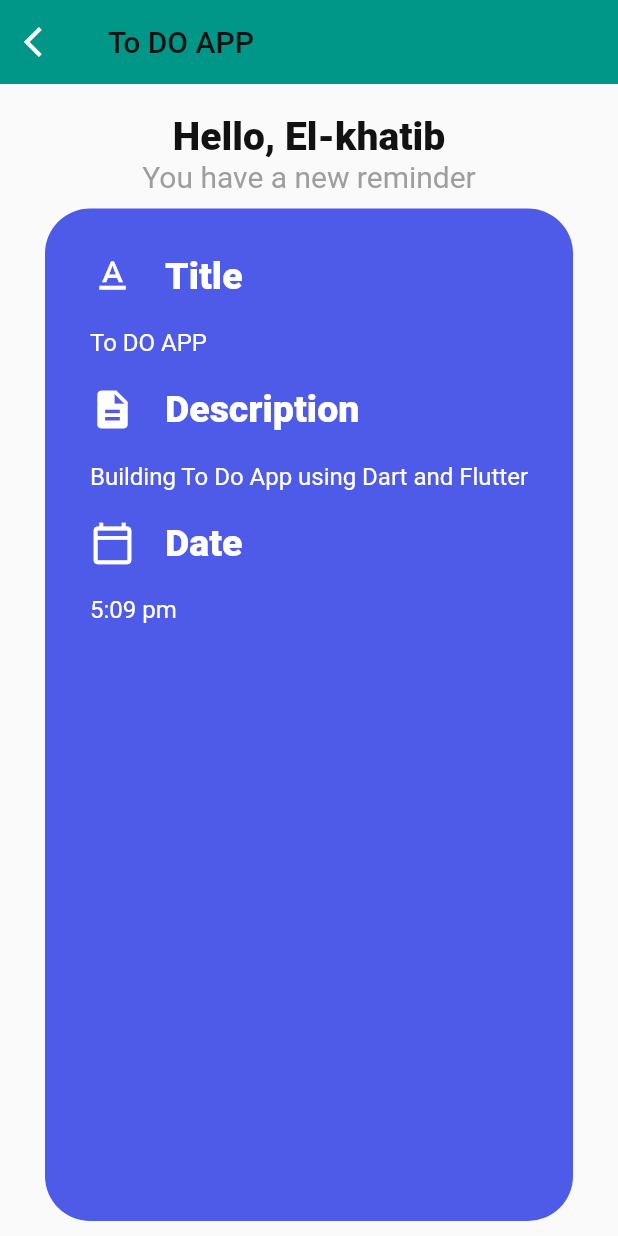
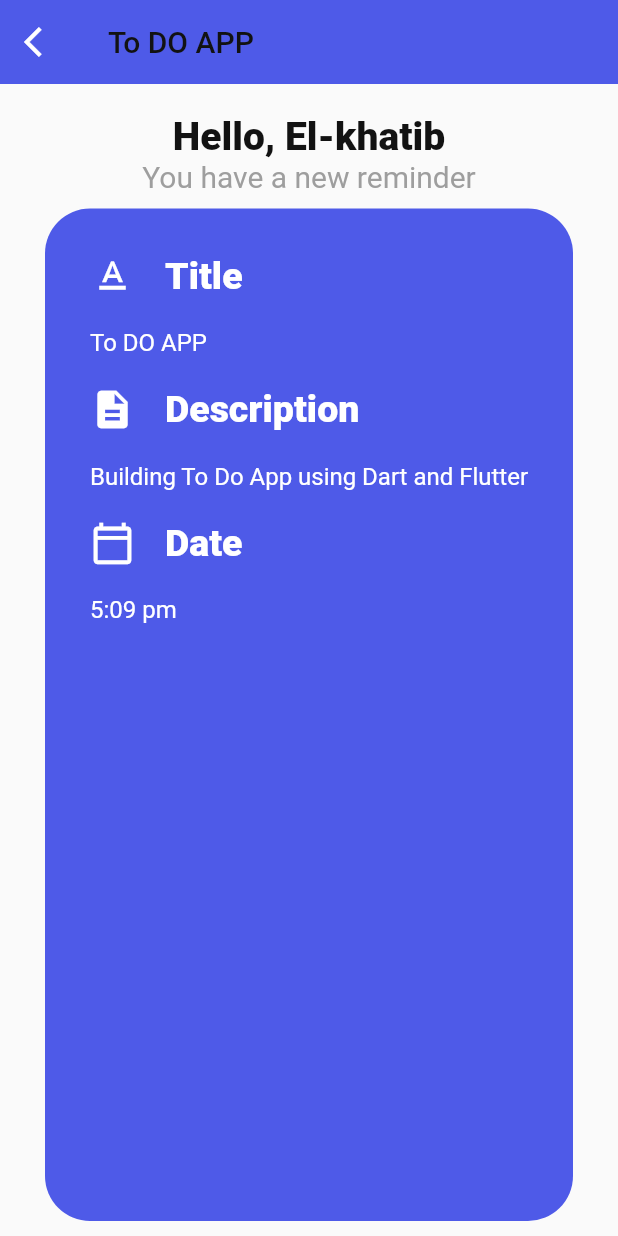
Before and after one commit to el5hatib/Tasks_App_flutter, a Flutter app: the screen it shows after launch, on a phone screen of 412 x 824 dp. Run offline on Flutter 3.47's test engine with Material 2 defaults, Android fonts, the light colour scheme and no system bars; our stand-ins replace get, google_fonts.

Commit message:
build theme file ( preparing the theme of the app)

```diff
--- a/lib/main.dart
+++ b/lib/main.dart
@@ -1,8 +1,8 @@
 import 'package:flutter/material.dart';
 //import 'ui/pages/home_page.dart';
 import 'package:get/get.dart';
-
 import 'ui/pages/notification_screen.dart';
+import 'ui/theme.dart';
 
 void main() {
   runApp(const MyApp());
@@ -13,14 +13,16 @@ class MyApp extends StatelessWidget {
 
   @override
   Widget build(BuildContext context) {
-    return   GetMaterialApp(
-      theme: ThemeData(
-        primaryColor: Colors.teal,
-      ),
-      title: 'Flutter Demo',
-      debugShowCheckedModeBanner: false,
-      home: NotificationScreen(payload: "To DO APP  |Building To Do App using Dart and Flutter |5:09 pm",)
+    return GetMaterialApp(
+        theme: Themes.light,
+        darkTheme: Themes.dark,
+        themeMode: ThemeMode.system,
 
-    );
+        title: 'Flutter Demo',
+        debugShowCheckedModeBanner: false,
+        home: NotificationScreen(
+          payload:
+              "To DO APP  |Building To Do App using Dart and Flutter |5:09 pm",
+        ));
   }
 }
--- a/lib/ui/theme.dart
+++ b/lib/ui/theme.dart
@@ -1,4 +1,6 @@
 import 'package:flutter/material.dart';
+import 'package:get/get.dart';
+import 'package:google_fonts/google_fonts.dart';
 
 const Color bluishClr = Color(0xFF4e5ae8);
 const Color orangeClr = Color(0xCFFF8746);
@@ -8,4 +10,58 @@ const primaryClr = bluishClr;
 const Color darkGreyClr = Color(0xFF121212);
 const Color darkHeaderClr = Color(0xFF424242);
 
-class Themes {}
+class Themes {
+  static final light = ThemeData(
+    primaryColor: primaryClr,
+    brightness: Brightness.light, // provide light theme.
+  );
+  static final dark = ThemeData(
+    primaryColor: darkGreyClr,
+    brightness: Brightness.dark, // provide dark theme.
+  );
+
+  TextStyle get headingStyle => GoogleFonts.lato(
+        textStyle: TextStyle(
+          color: Get.isDarkMode ? Colors.white : Colors.black,
+          fontSize: 24.0,
+          fontWeight: FontWeight.bold,
+        ),
+      );
+  TextStyle get subHeadingStyle => GoogleFonts.lato(
+    textStyle: TextStyle(
+      color: Get.isDarkMode ? Colors.white : Colors.black,
+      fontSize: 20.0,
+      fontWeight: FontWeight.bold,
+    ),
+  );
+TextStyle get titleStyle => GoogleFonts.lato(
+    textStyle: TextStyle(
+      color: Get.isDarkMode ? Colors.white : Colors.black,
+      fontSize: 16.0,
+      fontWeight: FontWeight.bold,
+    ),
+  );
+  TextStyle get subTitleStyle => GoogleFonts.lato(
+    textStyle: TextStyle(
+      color: Get.isDarkMode ? Colors.white : Colors.black,
+      fontSize: 14.0,
+      fontWeight: FontWeight.bold,
+    ),
+  );
+  TextStyle get bodyStyle => GoogleFonts.lato(
+    textStyle: TextStyle(
+      color: Get.isDarkMode ? Colors.white : Colors.black,
+      fontSize: 12.0,
+      fontWeight: FontWeight.bold,
+    ),
+  );
+  TextStyle get bodyLightStyle => GoogleFonts.lato(
+    textStyle: TextStyle(
+      color: Get.isDarkMode ? Colors.grey[200] : Colors.black,
+      fontSize: 12.0,
+      fontWeight: FontWeight.normal,
+    ),
+  );
+
+
+}
```
